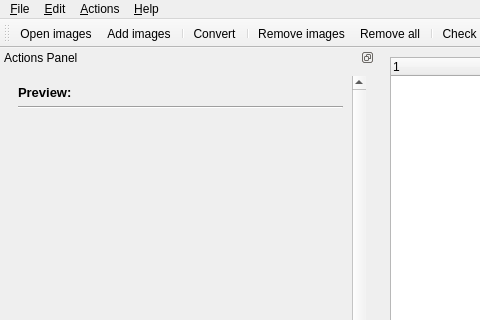
Qt form ui/mainwindow.ui (Faster3ck/Converseen) before a commit; both pictures show x 0 to 480 and y 0 to 320 of the 1000 by 720 pixel window.
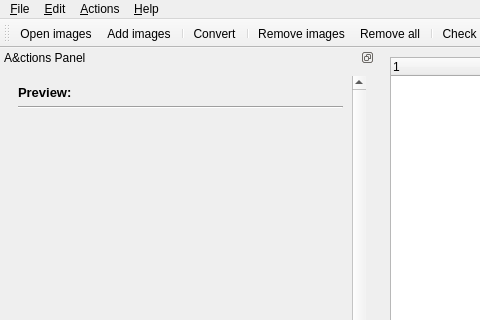
The same form after that commit. Icons and pictures are not drawn. Custom widgets are drawn as their Qt base class.

Diff of the .ui file:
```diff
--- a/ui/mainwindow.ui
+++ b/ui/mainwindow.ui
@@ -204,7 +204,7 @@
     <set>QDockWidget::DockWidgetFloatable|QDockWidget::DockWidgetMovable</set>
    </property>
    <property name="windowTitle">
-    <string>Actions Panel</string>
+    <string>A&amp;ctions Panel</string>
    </property>
    <attribute name="dockWidgetArea">
     <number>1</number>
```
Left out of the diff: 23 changed lines with no effect on the pictures.
